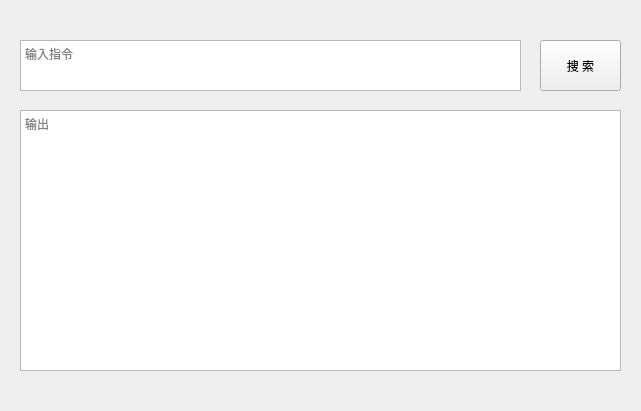
This is gui/ui/chat.ui in JHC000abc/chatgpt_client as Qt 5 draws it before an edit. The edited form follows.
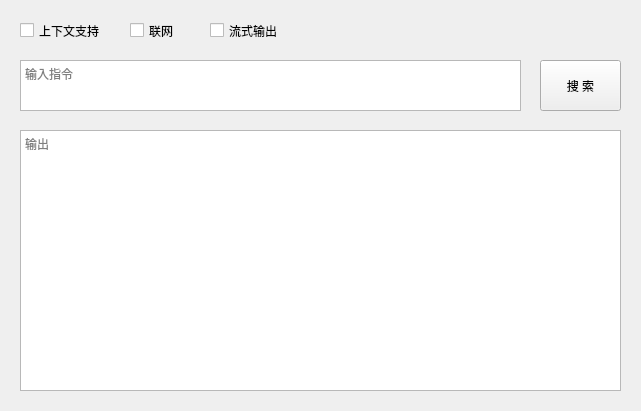
This is the edited form. Icons and pictures are not drawn.

Commit message: 增加上下文处理功能

What changed in the file:
```diff
--- a/gui/ui/chat.ui
+++ b/gui/ui/chat.ui
@@ -21,7 +21,7 @@
    <property name="geometry">
     <rect>
      <x>540</x>
-     <y>40</y>
+     <y>60</y>
      <width>81</width>
      <height>51</height>
     </rect>
@@ -34,7 +34,7 @@
    <property name="geometry">
     <rect>
      <x>20</x>
-     <y>40</y>
+     <y>60</y>
      <width>501</width>
      <height>51</height>
     </rect>
@@ -53,7 +53,7 @@
    <property name="geometry">
     <rect>
      <x>20</x>
-     <y>110</y>
+     <y>130</y>
      <width>601</width>
      <height>261</height>
     </rect>
@@ -62,6 +62,45 @@
     <string>输出</string>
    </property>
   </widget>
+  <widget class="QCheckBox" name="checkBox_without_context">
+   <property name="geometry">
+    <rect>
+     <x>20</x>
+     <y>20</y>
+     <width>111</width>
+     <height>21</height>
+    </rect>
+   </property>
+   <property name="text">
+    <string>上下文支持</string>
+   </property>
+  </widget>
+  <widget class="QCheckBox" name="checkBox_net">
+   <property name="geometry">
+    <rect>
+     <x>130</x>
+     <y>20</y>
+     <width>71</width>
+     <height>21</height>
+    </rect>
+   </property>
+   <property name="text">
+    <string>联网</string>
+   </property>
+  </widget>
+  <widget class="QCheckBox" name="checkBox_stream">
+   <property name="geometry">
+    <rect>
+     <x>210</x>
+     <y>20</y>
+     <width>141</width>
+     <height>21</height>
+    </rect>
+   </property>
+   <property name="text">
+    <string>流式输出</string>
+   </property>
+  </widget>
  </widget>
  <resources>
   <include location="../qrc/chat.qrc"/>
```
The commit also changes 9 other files.
